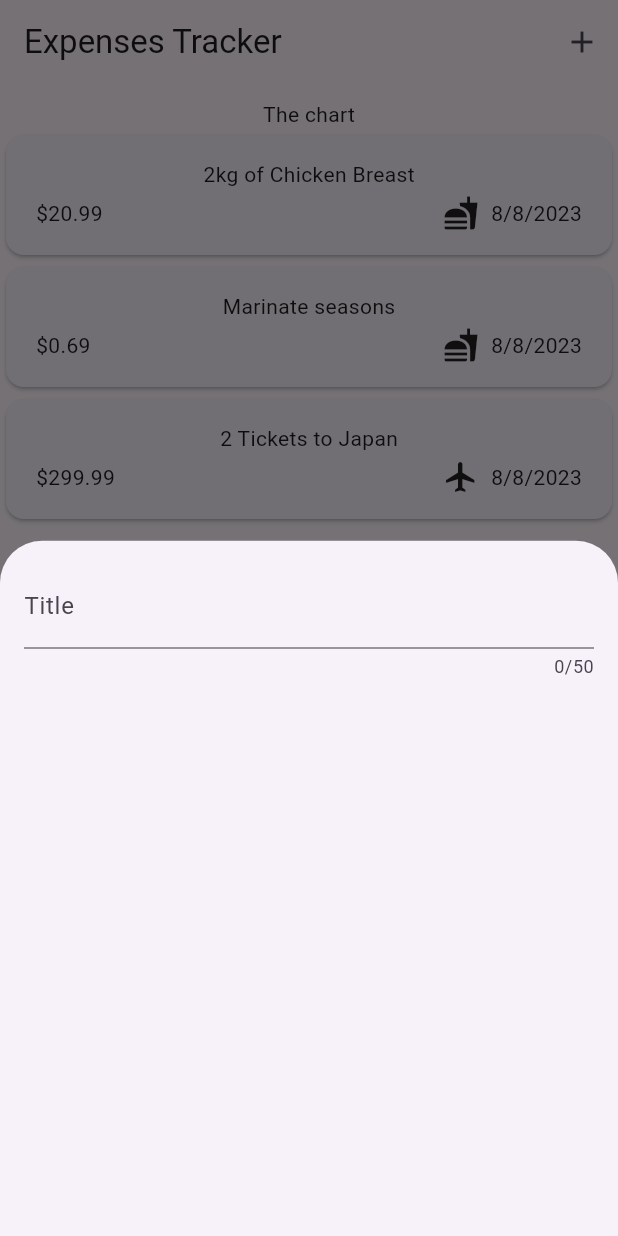
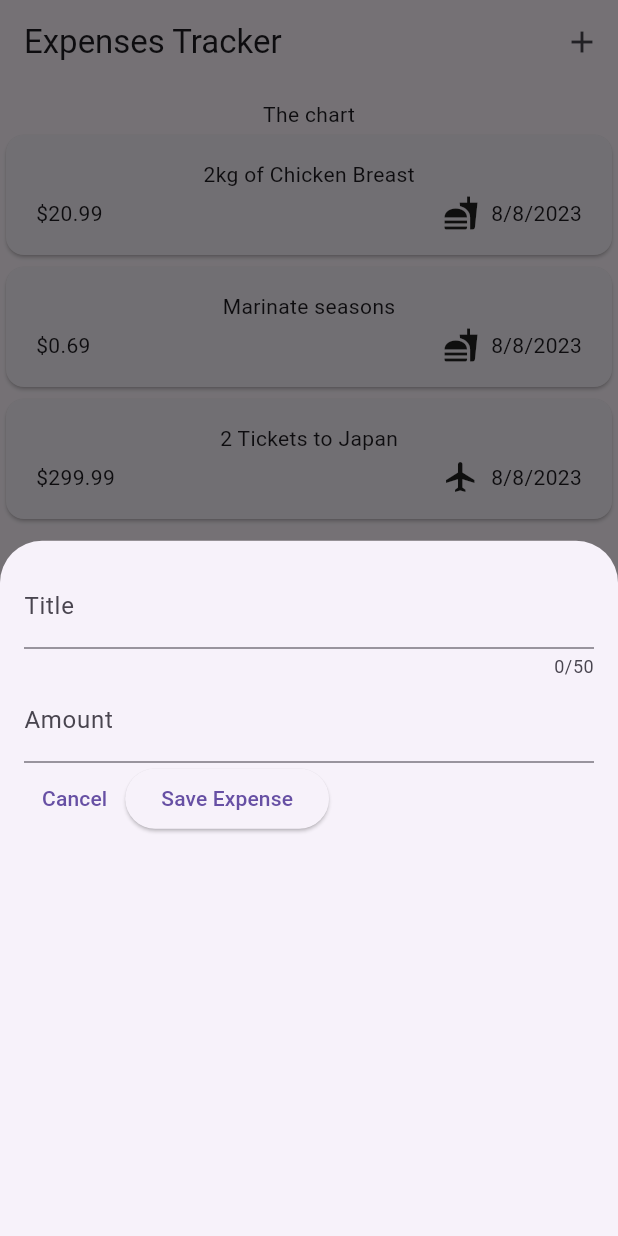
Before and after one commit to Xenovka/flutter_expense_tracker, a Flutter app: the screen it shows after launch, after a tap on the "add" icon, on a phone screen of 412 x 824 dp. Run offline on Flutter 3.47's test engine with Material 2 defaults, Android fonts, the phone set to English and light mode, and no system bars.

Commit message:
add amount field and cancel button

```diff
--- a/lib/widgets/new_expense.dart
+++ b/lib/widgets/new_expense.dart
@@ -10,16 +10,50 @@ class NewExpense extends StatefulWidget {
 }
 
 class _NewExpenseState extends State<NewExpense> {
+  final _titleController = TextEditingController();
+  final _amountController = TextEditingController();
+
+  @override
+  void dispose() {
+    _titleController.dispose();
+    _amountController.dispose();
+    super.dispose();
+  }
+
   @override
   Widget build(BuildContext context) {
-    return const Padding(
-      padding: EdgeInsets.all(16),
+    return Padding(
+      padding: const EdgeInsets.all(16),
       child: Column(
         children: [
           TextField(
+            controller: _titleController,
             maxLength: 50,
-            decoration: InputDecoration(labelText: 'Title'),
+            decoration: const InputDecoration(labelText: 'Title'),
           ),
+          TextField(
+            controller: _amountController,
+            keyboardType: TextInputType.number,
+            decoration:
+                const InputDecoration(prefixText: '\$', labelText: 'Amount'),
+          ),
+          Row(
+            children: [
+              TextButton(
+                onPressed: () {
+                  Navigator.pop(context);
+                },
+                child: const Text('Cancel'),
+              ),
+              ElevatedButton(
+                onPressed: () {
+                  print(_titleController.text);
+                  print(_amountController.text);
+                },
+                child: const Text('Save Expense'),
+              ),
+            ],
+          )
         ],
       ),
     );
```
